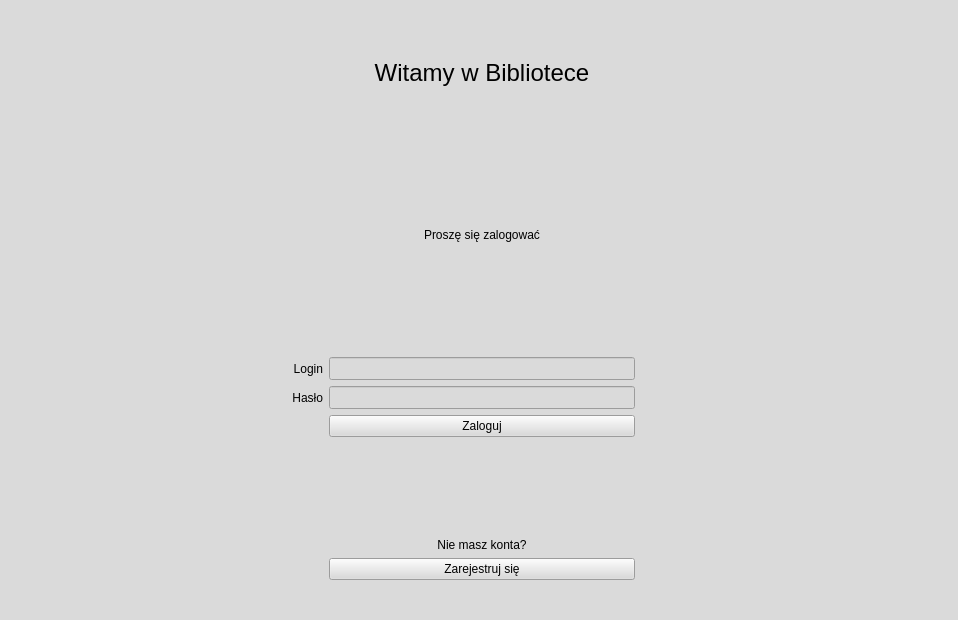
First picture: the form in QT_files/mainwindow.ui, repository Sebastian029/Projekt-Cpp-v.2, before the edit.
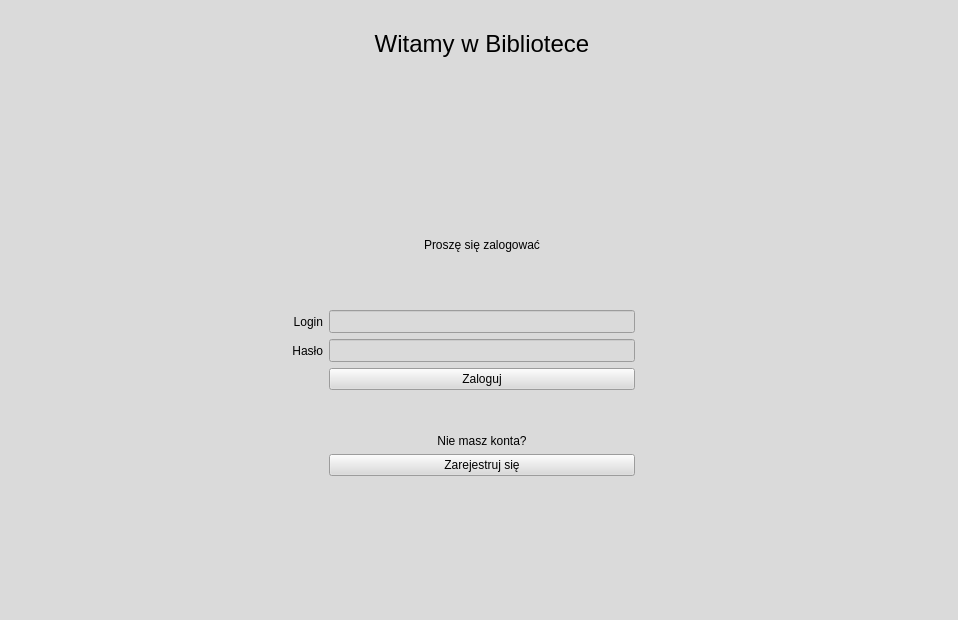
Second picture: the form after the edit. The open tabs and pages were chosen to show the change. Icons and pictures are not drawn.

The edit to the form file:
```diff
--- a/QT_files/mainwindow.ui
+++ b/QT_files/mainwindow.ui
@@ -39,28 +39,26 @@
          <layout class="QFormLayout" name="formLayout_3">
           <item row="0" column="0" colspan="2">
            <layout class="QGridLayout" name="gridLayout_3">
-            <item row="3" column="0">
-             <widget class="QLabel" name="label_3">
-              <property name="text">
-               <string>Login</string>
+            <item row="10" column="1">
+             <widget class="QLineEdit" name="lineEdit_login">
+              <property name="font">
+               <font>
+                <pointsize>10</pointsize>
+               </font>
               </property>
-              <property name="alignment">
-               <set>Qt::AlignRight|Qt::AlignTrailing|Qt::AlignVCenter</set>
+              <property name="styleSheet">
+               <string notr="true"/>
               </property>
-             </widget>
-            </item>
-            <item row="4" column="0">
-             <widget class="QLabel" name="label_4">
               <property name="text">
-               <string>Hasło</string>
+               <string/>
               </property>
-              <property name="alignment">
-               <set>Qt::AlignRight|Qt::AlignTrailing|Qt::AlignVCenter</set>
+              <property name="maxLength">
+               <number>30</number>
               </property>
              </widget>
             </item>
-            <item row="0" column="2">
-             <spacer name="horizontalSpacer_8">
+            <item row="14" column="0">
+             <spacer name="horizontalSpacer_2">
               <property name="orientation">
                <enum>Qt::Horizontal</enum>
               </property>
@@ -72,21 +70,15 @@
               </property>
              </spacer>
             </item>
-            <item row="6" column="0">
-             <spacer name="verticalSpacer_3">
-              <property name="orientation">
-               <enum>Qt::Vertical</enum>
+            <item row="14" column="1">
+             <widget class="QPushButton" name="pushButton_zarejestruj">
+              <property name="text">
+               <string>Zarejestruj się</string>
               </property>
-              <property name="sizeHint" stdset="0">
-               <size>
-                <width>20</width>
-                <height>40</height>
-               </size>
-              </property>
-             </spacer>
+             </widget>
             </item>
-            <item row="0" column="0">
-             <spacer name="verticalSpacer">
+            <item row="4" column="2">
+             <spacer name="verticalSpacer_2">
               <property name="orientation">
                <enum>Qt::Vertical</enum>
               </property>
@@ -98,42 +90,6 @@
               </property>
              </spacer>
             </item>
-            <item row="1" column="1">
-             <widget class="QLabel" name="label_2">
-              <property name="text">
-               <string>Proszę się zalogować</string>
-              </property>
-              <property name="alignment">
-               <set>Qt::AlignBottom|Qt::AlignHCenter</set>
-              </property>
-             </widget>
-            </item>
-            <item row="2" column="1">
-             <spacer name="horizontalSpacer_3">
-              <property name="orientation">
-               <enum>Qt::Horizontal</enum>
-              </property>
-              <property name="sizeHint" stdset="0">
-               <size>
-                <width>40</width>
-                <height>20</height>
-               </size>
-              </property>
-             </spacer>
-            </item>
-            <item row="1" column="0">
-             <spacer name="horizontalSpacer_9">
-              <property name="orientation">
-               <enum>Qt::Horizontal</enum>
-              </property>
-              <property name="sizeHint" stdset="0">
-               <size>
-                <width>40</width>
-                <height>20</height>
-               </size>
-              </property>
-             </spacer>
-            </item>
             <item row="0" column="1">
              <widget class="QLabel" name="label">
               <property name="enabled">
@@ -158,8 +114,18 @@
               </property>
              </widget>
             </item>
-            <item row="2" column="0">
-             <spacer name="verticalSpacer_5">
+            <item row="11" column="0">
+             <widget class="QLabel" name="label_4">
+              <property name="text">
+               <string>Hasło</string>
+              </property>
+              <property name="alignment">
+               <set>Qt::AlignRight|Qt::AlignTrailing|Qt::AlignVCenter</set>
+              </property>
+             </widget>
+            </item>
+            <item row="0" column="0">
+             <spacer name="verticalSpacer">
               <property name="orientation">
                <enum>Qt::Vertical</enum>
               </property>
@@ -171,8 +137,8 @@
               </property>
              </spacer>
             </item>
-            <item row="1" column="2">
-             <spacer name="verticalSpacer_2">
+            <item row="13" column="2">
+             <spacer name="horizontalSpacer">
               <property name="orientation">
                <enum>Qt::Vertical</enum>
               </property>
@@ -184,32 +150,24 @@
               </property>
              </spacer>
             </item>
-            <item row="5" column="1">
+            <item row="12" column="1">
              <widget class="QPushButton" name="pushButton_zaloguj">
               <property name="text">
                <string>Zaloguj</string>
               </property>
              </widget>
             </item>
-            <item row="3" column="1">
-             <widget class="QLineEdit" name="lineEdit_login">
-              <property name="font">
-               <font>
-                <pointsize>10</pointsize>
-               </font>
-              </property>
-              <property name="styleSheet">
-               <string notr="true"/>
-              </property>
+            <item row="8" column="1">
+             <widget class="QLabel" name="label_2">
               <property name="text">
-               <string/>
+               <string>Proszę się zalogować</string>
               </property>
-              <property name="maxLength">
-               <number>30</number>
+              <property name="alignment">
+               <set>Qt::AlignBottom|Qt::AlignHCenter</set>
               </property>
              </widget>
             </item>
-            <item row="4" column="1">
+            <item row="11" column="1">
              <widget class="QLineEdit" name="lineEdit_haslo">
               <property name="font">
                <font>
@@ -224,9 +182,22 @@
               </property>
              </widget>
             </item>
-            <item row="6" column="2">
-             <spacer name="horizontalSpacer">
+            <item row="15" column="1">
+             <spacer name="verticalSpacer_13">
               <property name="orientation">
+               <enum>Qt::Vertical</enum>
+              </property>
+              <property name="sizeHint" stdset="0">
+               <size>
+                <width>20</width>
+                <height>40</height>
+               </size>
+              </property>
+             </spacer>
+            </item>
+            <item row="3" column="1">
+             <spacer name="horizontalSpacer_3">
+              <property name="orientation">
                <enum>Qt::Horizontal</enum>
               </property>
               <property name="sizeHint" stdset="0">
@@ -237,7 +208,82 @@
               </property>
              </spacer>
             </item>
-            <item row="6" column="1">
+            <item row="13" column="0">
+             <spacer name="verticalSpacer_3">
+              <property name="orientation">
+               <enum>Qt::Vertical</enum>
+              </property>
+              <property name="sizeHint" stdset="0">
+               <size>
+                <width>20</width>
+                <height>40</height>
+               </size>
+              </property>
+             </spacer>
+            </item>
+            <item row="4" column="0">
+             <spacer name="horizontalSpacer_9">
+              <property name="orientation">
+               <enum>Qt::Horizontal</enum>
+              </property>
+              <property name="sizeHint" stdset="0">
+               <size>
+                <width>40</width>
+                <height>20</height>
+               </size>
+              </property>
+             </spacer>
+            </item>
+            <item row="10" column="0">
+             <widget class="QLabel" name="label_3">
+              <property name="text">
+               <string>Login</string>
+              </property>
+              <property name="alignment">
+               <set>Qt::AlignRight|Qt::AlignTrailing|Qt::AlignVCenter</set>
+              </property>
+             </widget>
+            </item>
+            <item row="0" column="2">
+             <spacer name="horizontalSpacer_8">
+              <property name="orientation">
+               <enum>Qt::Horizontal</enum>
+              </property>
+              <property name="sizeHint" stdset="0">
+               <size>
+                <width>40</width>
+                <height>20</height>
+               </size>
+              </property>
+             </spacer>
+            </item>
+            <item row="16" column="1">
+             <spacer name="verticalSpacer_12">
+              <property name="orientation">
+               <enum>Qt::Vertical</enum>
+              </property>
+              <property name="sizeHint" stdset="0">
+               <size>
+                <width>20</width>
+                <height>40</height>
+               </size>
+              </property>
+             </spacer>
+            </item>
+            <item row="8" column="0">
+             <spacer name="verticalSpacer_5">
+              <property name="orientation">
+               <enum>Qt::Vertical</enum>
+              </property>
+              <property name="sizeHint" stdset="0">
+               <size>
+                <width>20</width>
+                <height>40</height>
+               </size>
+              </property>
+             </spacer>
+            </item>
+            <item row="13" column="1">
              <widget class="QLabel" name="label_5">
               <property name="text">
                <string>Nie masz konta?</string>
@@ -247,25 +293,31 @@
               </property>
              </widget>
             </item>
-            <item row="7" column="0">
-             <spacer name="horizontalSpacer_2">
+            <item row="1" column="1">
+             <spacer name="verticalSpacer_11">
               <property name="orientation">
-               <enum>Qt::Horizontal</enum>
+               <enum>Qt::Vertical</enum>
               </property>
               <property name="sizeHint" stdset="0">
                <size>
-                <width>40</width>
-                <height>20</height>
+                <width>20</width>
+                <height>40</height>
                </size>
               </property>
              </spacer>
             </item>
-            <item row="7" column="1">
-             <widget class="QPushButton" name="pushButton_zarejestruj">
-              <property name="text">
-               <string>Zarejestruj się</string>
+            <item row="9" column="1">
+             <spacer name="verticalSpacer_14">
+              <property name="orientation">
+               <enum>Qt::Vertical</enum>
               </property>
-             </widget>
+              <property name="sizeHint" stdset="0">
+               <size>
+                <width>20</width>
+                <height>40</height>
+               </size>
+              </property>
+             </spacer>
             </item>
            </layout>
           </item>
```
Left out of the diff: 33 changed lines with no effect on the pictures.
